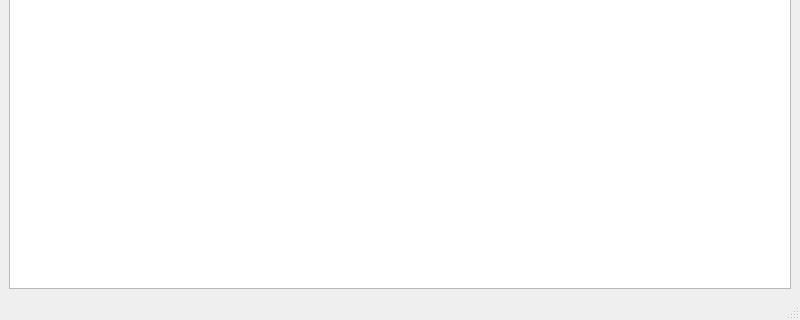
Before: the Qt Designer form mainwindow.ui in Lshprog/qt_lab2, drawn with Qt 5; both pictures show x 0 to 800 and y 280 to 600 of the 800 by 600 pixel window.
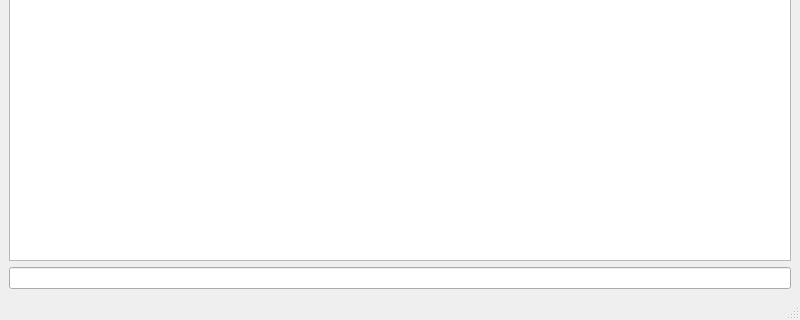
After: the same form once the commit is applied.

```diff
--- a/mainwindow.ui
+++ b/mainwindow.ui
@@ -18,6 +18,9 @@
     <item row="0" column="0">
      <widget class="QTreeView" name="treeView"/>
     </item>
+    <item row="1" column="0">
+     <widget class="QLineEdit" name="lineEdit"/>
+    </item>
    </layout>
   </widget>
   <widget class="QMenuBar" name="menubar">
```
